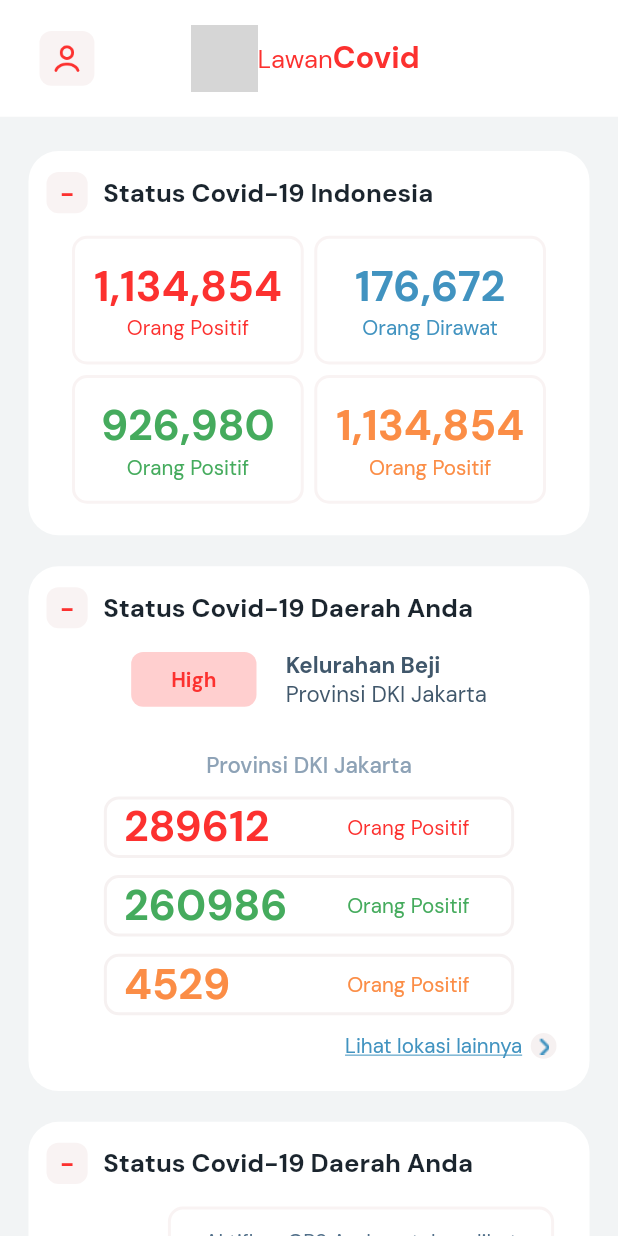
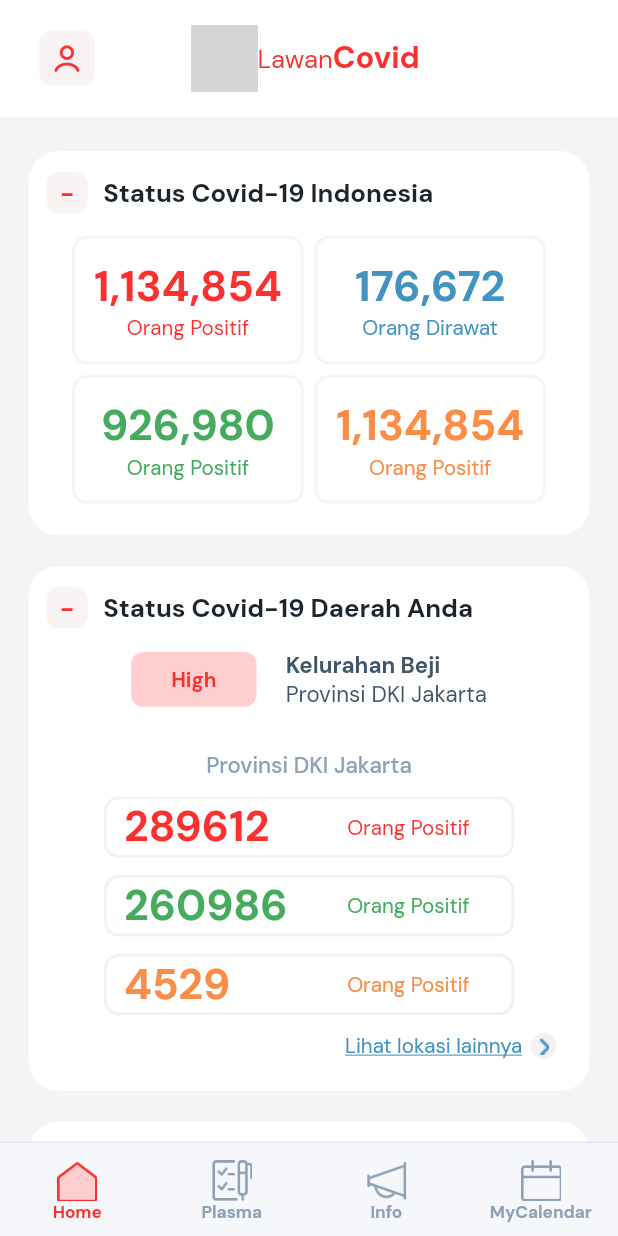
Before and after one commit to angga1518/CoronaSurvivor_Flutter, a Flutter app: the HomePage screen opened directly, on a phone screen of 412 x 824 dp. Run offline on Flutter 3.47's test engine with Material 2 defaults, Android fonts, the phone set to English and light mode, and no system bars; our stand-ins replace bloc, equatable, firebase_auth, firebase_core, firebase_messaging, flutter_bloc and 2 more; accounts and stored records are empty; grey boxes are pictures that could not be loaded.

Commit message:
feat: finish bottombar

```diff
--- a/lib/ui/pages/home_page.dart
+++ b/lib/ui/pages/home_page.dart
@@ -276,7 +276,7 @@ class _HomePageState extends State<HomePage> {
                           BlueNavigation("Lihat selengkapnya", () {}),
                         ],
                       )),
-                  UIHelper.vertSpace(20),
+                  UIHelper.vertSpace(75),
                 ],
               ),
               Container(
@@ -311,6 +311,10 @@ class _HomePageState extends State<HomePage> {
                     Logo(39, 15, 18, 148)
                   ],
                 ),
+              ),
+              Align(
+                alignment: Alignment.bottomCenter,
+                child: BottomBar(1),
               )
             ],
           ),
--- a/lib/ui/shared/ui_helpers.dart
+++ b/lib/ui/shared/ui_helpers.dart
@@ -74,12 +74,14 @@ class UIHelper {
   static Color colorPinkLight = Color(0xFFEECACA);
   static Color colorPinkSuperLight = Color(0xFFF6F1F1);
   static Color colorSoftPink = Color(0xFFF9F3F3);
+  static Color colorSoftBlue = Color(0xFF4193C0);
   static Color colorDarkGrey = Color(0xFF1B252E);
-  static Color colorSoftBlue = Color(0xFF4193C0);
+  static Color colorMediumDarkGrey = Color(0xFF254D71);
   static Color colorGrey = Color(0xFF40576B);
   static Color colorGreyLight = Color(0xFF52708A);
   static Color colorGreySuperLight = Color(0xFF8DA2B6);
   static Color colorDarkWhite = Color(0xFFF2F4F5);
+  static Color colorSoftWhite = Color(0xFFF6F7FB);
 
   static Widget fourBubble(int index) {
     List<Widget> listBubble = [];
--- /dev/null
+++ b/lib/ui/widgets/bottom_bar.dart
@@ -0,0 +1,91 @@
+part of 'widgets.dart';
+
+class BottomBar extends StatelessWidget {
+  final int index;
+
+  BottomBar(this.index);
+
+  PageBloc pageBloc;
+
+  List<String> assets = [
+    "assets/house.png",
+    "assets/checklist.png",
+    "assets/megaphone.png",
+    "assets/calendar.png"
+  ];
+  List<String> active_assets = [
+    "assets/house_active.png",
+    "assets/checklist_active.png",
+    "assets/megaphone_active.png",
+    "assets/calendar_active.png"
+  ];
+  List<String> titles = ["Home", "Plasma", "Info", "MyCalendar"];
+
+  List<Function> listOnTap;
+
+  @override
+  Widget build(BuildContext context) {
+    pageBloc = BlocProvider.of<PageBloc>(context);
+    listOnTap = [
+      () {
+        pageBloc.add(GoToHomePage());
+      },
+      () {
+        pageBloc.add(GoToProfilePage());
+      },
+      () {
+        pageBloc.add(GoToProfilePage());
+      },
+      () {
+        pageBloc.add(GoToProfilePage());
+      },
+    ];
+    return Container(
+        height: UIHelper.setResHeight(55),
+        decoration: BoxDecoration(
+            color: UIHelper.colorSoftWhite,
+            border: Border(
+              top: BorderSide(
+                  width: 1,
+                  color: UIHelper.colorMediumDarkGrey.withOpacity(0.1)),
+            )),
+        child: Padding(
+          padding: EdgeInsets.only(top: UIHelper.setResHeight(10)),
+          child: Row(children: generateSubMenu()),
+        ));
+  }
+
+  List<Widget> generateSubMenu() {
+    List<Widget> listSubMenu = [];
+    for (var i = 0; i < titles.length; i++) {
+      String asset = assets[i];
+      String title = titles[i];
+      Color color = UIHelper.colorGreySuperLight;
+      if (index == i + 1) {
+        asset = active_assets[i];
+        color = UIHelper.colorMainRed;
+      }
+      listSubMenu.add(Expanded(
+          child: GestureDetector(
+        onTap: () {
+          listOnTap[i]();
+        },
+        child: Column(
+          children: [
+            SizedBox(
+              height: UIHelper.setResHeight(24),
+              width: UIHelper.setResWidth(24),
+              child: Image(image: AssetImage(asset)),
+            ),
+            Text(title,
+                style: UIHelper.redFont.copyWith(
+                    color: color,
+                    fontSize: UIHelper.setResFontSize(10),
+                    fontWeight: FontWeight.w700))
+          ],
+        ),
+      )));
+    }
+    return listSubMenu;
+  }
+}
--- a/lib/ui/widgets/widgets.dart
+++ b/lib/ui/widgets/widgets.dart
@@ -1,5 +1,7 @@
+import 'package:corona_survivor_flutter/bloc/blocs.dart';
 import 'package:corona_survivor_flutter/ui/shared/shared_ui.dart';
 import 'package:flutter/material.dart';
+import 'package:flutter_bloc/flutter_bloc.dart';
 
 part 'button.dart';
 part 'logo.dart';
@@ -12,3 +14,4 @@ part 'warning_box.dart';
 part 'calendar.dart';
 part 'information_container.dart';
 part 'list_navigation.dart';
+part 'bottom_bar.dart';
```
Also changed, not shown: assets/calendar.png (added), assets/calendar_active.png (added), assets/checklist.png (added), assets/checklist_active.png (added), assets/house.png (added), assets/house_active.png (added), assets/megaphone.png (added), assets/megaphone_active.png (added), 1 other file.
